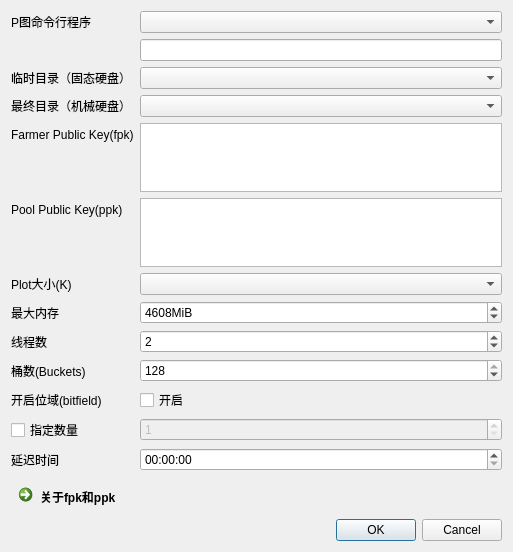
This is ui/CreatePlotDialog.ui in penglecn/ChiaTools as Qt 5 draws it before an edit. The edited form follows.
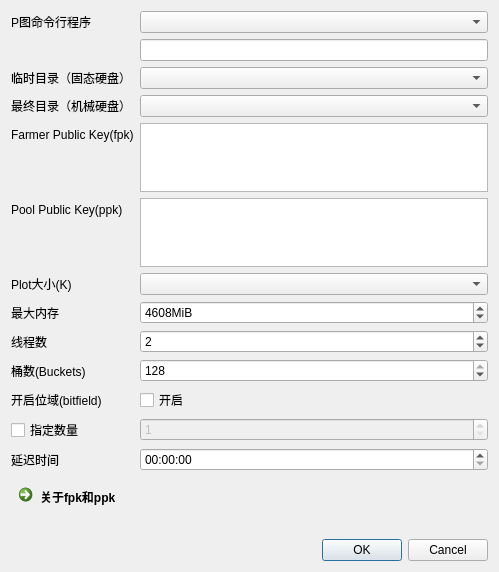
This is the edited form.

Commit message: 创建任务时显示帮助文字

Patch:
```diff
--- a/ui/CreatePlotDialog.ui
+++ b/ui/CreatePlotDialog.ui
@@ -6,8 +6,8 @@
    <rect>
     <x>0</x>
     <y>0</y>
-    <width>513</width>
-    <height>538</height>
+    <width>499</width>
+    <height>558</height>
    </rect>
   </property>
   <property name="windowTitle">
@@ -210,6 +210,16 @@
      </property>
     </widget>
    </item>
+   <item>
+    <widget class="QLabel" name="labelTip">
+     <property name="text">
+      <string/>
+     </property>
+     <property name="wordWrap">
+      <bool>true</bool>
+     </property>
+    </widget>
+   </item>
    <item>
     <widget class="QDialogButtonBox" name="buttonBox">
      <property name="orientation">
```
The commit also changes 2 other files.
